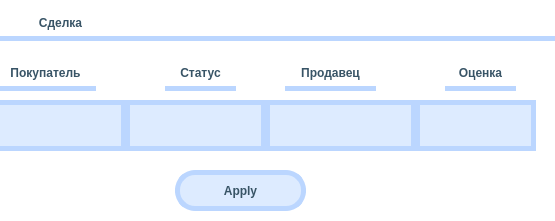
Old version of the form CRM/editUI/editDeal.ui in the repository Plnguins/CRM; both pictures show x 435 to 990 and y 0 to 221 of the 990 by 221 pixel window.
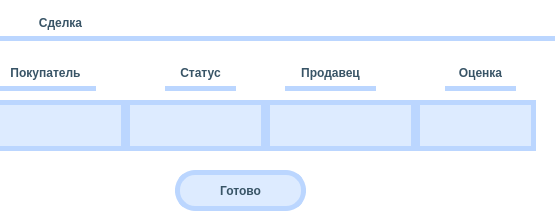
New version of the form.

Diff of the .ui file:
```diff
--- a/CRM/editUI/editDeal.ui
+++ b/CRM/editUI/editDeal.ui
@@ -348,7 +348,7 @@
  }</string>
    </property>
    <property name="text">
-    <string>Apply</string>
+    <string>Готово</string>
    </property>
   </widget>
   <widget class="QLabel" name="Seller">
```
Left out of the diff: 8 changed lines with no effect on the pictures.
